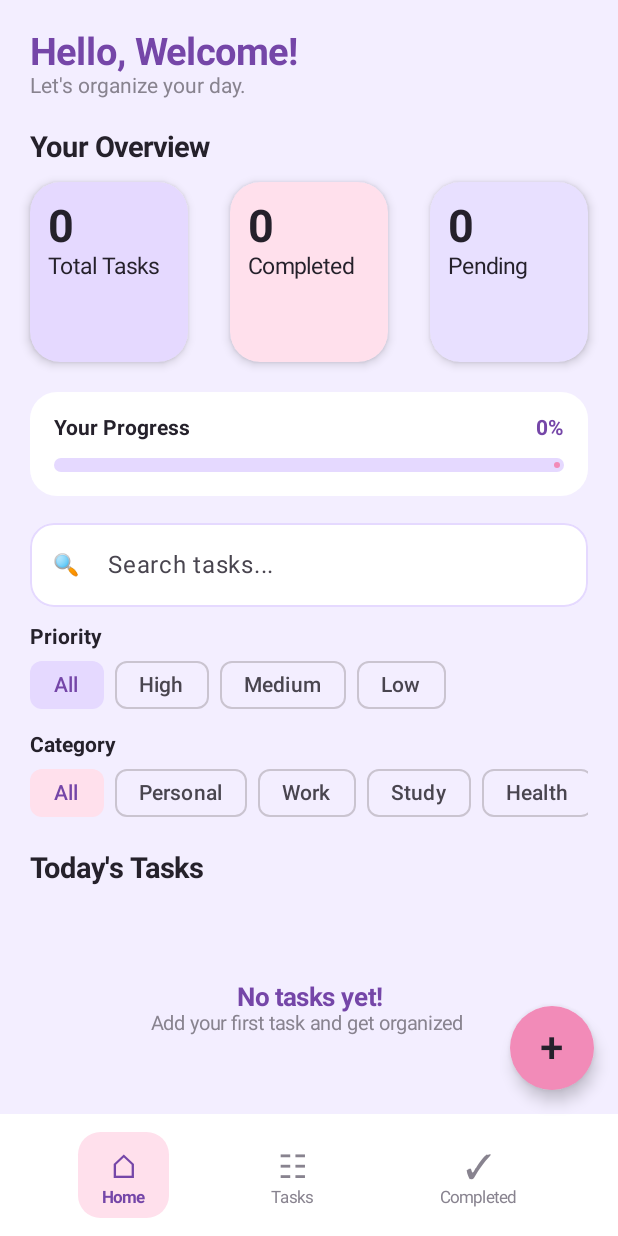
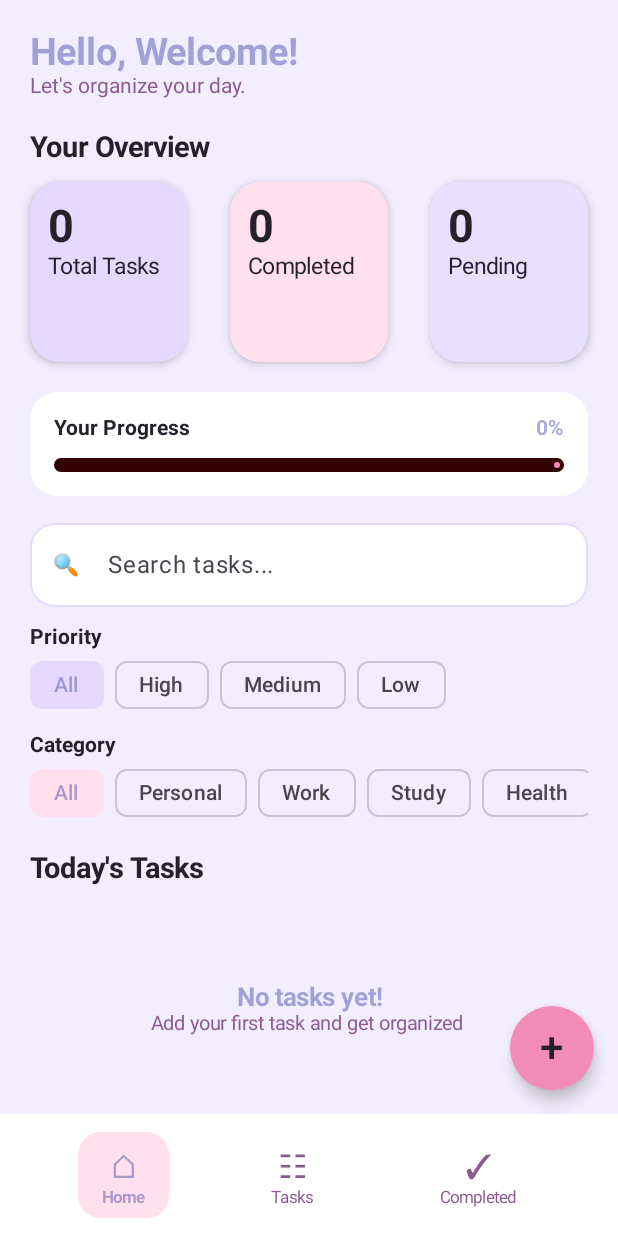
Before and after one commit to shimaamohiy/TODO_List, an Android app built with Jetpack Compose: the screen it shows after launch (MainActivity), on a phone screen of 412 x 824 dp. Run offline under Robolectric (Android 15) with nearby library versions, the phone set to English and light mode, and no system bars; our stand-ins replace Room's generated code.

Commit message:
some changes in colors

```diff
--- a/app/src/main/java/com/example/todo_list/ui/Color.kt
+++ b/app/src/main/java/com/example/todo_list/ui/Color.kt
@@ -8,7 +8,7 @@ val LightPurple = Color(0xFFE5D9FF)
 
 val LightPink = Color(0xFFFFE0EC)
 
-val DeepPurple = Color(0xFF7546A8)
+val DeepPurple = Color(0xFF754446A8)
 
 val Pink = Color(0xFFF28BB8)
 
@@ -16,18 +16,18 @@ val MainText = Color(0xFF25212B)
 
 val AppWhite = Color(0xFFFFFFFF)
 
-val GrayText = Color(0xFF88838F)
+val GrayText = Color(0xFF888558F)
 
 val LightGray = Color(0xFFF5F3F7)
 
-val Green = Color(0xFF73B99A)
+val Green = Color(0xFF73a99A)
 
 val Orange = Color(0xFFFFB86B)
 
-val Red = Color(0xFFFF8A8A)
+val Red = Color(0xFF330000)
 
 val CardShadow = Color(0xFFE8DFF5)
 
-val SelectedFilter = Color(0xFF7546A8)
+val SelectedFilter = Color(0xFF76546A)
 
 val UnselectedFilter = Color(0xFFECE5F5)
--- a/app/src/main/java/com/example/todo_list/ui/HomeScreen.kt
+++ b/app/src/main/java/com/example/todo_list/ui/HomeScreen.kt
@@ -224,7 +224,7 @@ fun HomeScreen(
                         .fillMaxWidth()
                         .height(9.dp),
                     color = Pink,
-                    trackColor = LightPurple,
+                    trackColor = Red,
                     strokeCap = androidx.compose.ui.graphics.StrokeCap.Round
                 )
             }
```
